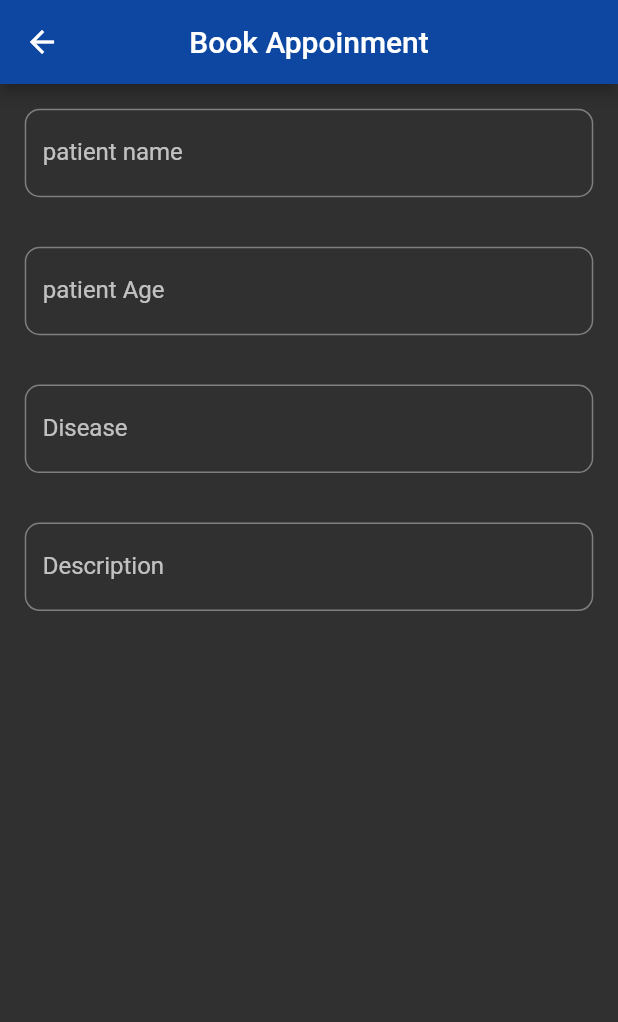
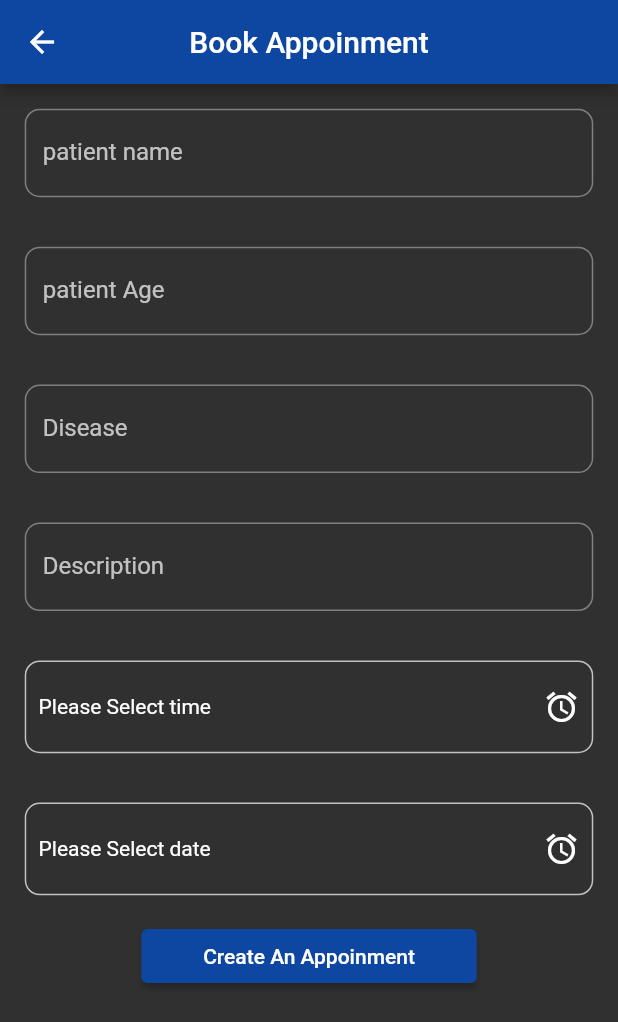
Before and after one commit to SyedAbdalAhmedShah/medifier, a Flutter app: the DoctorDetailScreen screen opened directly with empty values, after a tap on "Book A Appoinment", on a phone screen of 412 x 824 dp. Shown: the top 1022 px of the screen. Run offline on Flutter 3.47's test engine with Material 2 defaults, Android fonts, the light colour scheme and no system bars; our stand-ins replace bloc, cloud_firestore, curved_navigation_bar, firebase_auth, firebase_core, firebase_storage and 14 more; accounts and stored records are empty; project files that could hold a hidden picture were left out.

Commit message:
make appoinment

```diff
--- /dev/null
+++ b/lib/blocs/make_appoinment_bloc/make_appoinment_bloc.dart
@@ -0,0 +1,23 @@
+import 'package:flutter_bloc/flutter_bloc.dart';
+import 'package:medicine_notifier/Repository/api_helper.dart';
+import 'package:medicine_notifier/blocs/make_appoinment_bloc/make_appoinment_event.dart';
+import 'package:medicine_notifier/blocs/make_appoinment_bloc/make_appoinment_state.dart';
+import 'package:medicine_notifier/model/make_appoinment.dart';
+import 'package:medicine_notifier/view/components/user_manager.dart';
+
+class MakeAppoinmentBloc
+    extends Bloc<MakeAppoinmentEvent, MakeAppoinmentState> {
+  ApiHelper api = ApiHelper();
+  MakeAppoinmentBloc() : super(InitialMakeAppoinmentState()) {
+    on<CreateAppoinmentState>((event, emit) async {
+      emit(LoadingMakeAppoinmentState());
+      try {
+        await api.makeAppoinment(
+            data: event.appoinment, uid: UserManager.user.uid!);
+        emit(SuccessFullyMakeAppoinmentState());
+      } catch (error) {
+        FailureMakeAppoinmentState(error: error.toString());
+      }
+    });
+  }
+}
--- /dev/null
+++ b/lib/blocs/make_appoinment_bloc/make_appoinment_event.dart
@@ -0,0 +1,8 @@
+import 'package:medicine_notifier/model/make_appoinment.dart';
+
+abstract class MakeAppoinmentEvent {}
+
+class CreateAppoinmentState extends MakeAppoinmentEvent {
+  final Map<String, dynamic> appoinment;
+  CreateAppoinmentState({required this.appoinment});
+}
--- /dev/null
+++ b/lib/blocs/make_appoinment_bloc/make_appoinment_state.dart
@@ -0,0 +1,15 @@
+import 'package:medicine_notifier/blocs/make_appoinment_bloc/make_appoinment_event.dart';
+
+abstract class MakeAppoinmentState {}
+
+class InitialMakeAppoinmentState extends MakeAppoinmentState {}
+
+class LoadingMakeAppoinmentState extends MakeAppoinmentState {}
+
+class SuccessFullyMakeAppoinmentState extends MakeAppoinmentState {}
+
+class FailureMakeAppoinmentState extends MakeAppoinmentState {
+  final String error;
+
+  FailureMakeAppoinmentState({required this.error});
+}
--- /dev/null
+++ b/lib/model/make_appoinment.dart
@@ -0,0 +1,43 @@
+class MakeAppoinment {
+  String? patientUid;
+  String? pateintName;
+  String? pateintAge;
+  String? disease;
+  String? description;
+  String? time;
+  String? date;
+  String? doctorUid;
+
+  MakeAppoinment({
+    this.patientUid,
+    this.pateintName,
+    this.pateintAge,
+    this.description,
+    this.disease,
+    this.date,
+    this.time,
+    this.doctorUid,
+  });
+
+  MakeAppoinment.fromJson(Map<String, dynamic> json) {
+    pateintName = json['pateintName'];
+    pateintAge = json['pateintAge'];
+    disease = json['disease'];
+    description = json['description'];
+    time = json['time'];
+    date = json['date'];
+    doctorUid = json['doctorUid'];
+  }
+
+  Map<String, dynamic> toJson() {
+    final Map<String, dynamic> data = Map<String, dynamic>();
+    data['pateintName'] = this.pateintName;
+    data['pateintAge'] = this.pateintAge;
+    data['disease'] = this.disease;
+    data['description'] = this.description;
+    data['time'] = this.time;
+    data['date'] = this.date;
+    data['doctorUid'] = this.doctorUid;
+    return data;
+  }
+}
--- a/lib/view/components/alert_box.dart
+++ b/lib/view/components/alert_box.dart
@@ -3,7 +3,9 @@ import 'package:sizer/sizer.dart';
 
 class Alert {
   static dialogBox(
-      {required String errormessage, required BuildContext context}) {
+      {required String errormessage,
+      required BuildContext context,
+      Function()? onTap}) {
     return showDialog(
         context: context,
         builder: (_) => AlertDialog(
@@ -19,7 +21,7 @@ class Alert {
               actionsPadding: EdgeInsets.all(5),
               actions: [
                 GestureDetector(
-                  onTap: () => Navigator.of(context).pop(),
+                  onTap: onTap ?? () => Navigator.of(context).pop(),
                   child: Text(
                     'Ok',
                     style: TextStyle(
--- a/lib/view/screens/patient/book_appoinment/booking_appoinment.dart
+++ b/lib/view/screens/patient/book_appoinment/booking_appoinment.dart
@@ -1,36 +1,177 @@
+import 'dart:ui';
+
+import 'package:flutter/cupertino.dart';
 import 'package:flutter/material.dart';
+import 'package:flutter_bloc/flutter_bloc.dart';
+import 'package:intl/intl.dart';
+import 'package:medicine_notifier/blocs/make_appoinment_bloc/make_appoinment_bloc.dart';
+import 'package:medicine_notifier/blocs/make_appoinment_bloc/make_appoinment_event.dart';
+import 'package:medicine_notifier/blocs/make_appoinment_bloc/make_appoinment_state.dart';
+import 'package:medicine_notifier/model/make_appoinment.dart';
+import 'package:medicine_notifier/sizer.dart';
+import 'package:medicine_notifier/view/components/alert_box.dart';
+import 'package:medicine_notifier/view/components/colors_constant.dart';
 import 'package:medicine_notifier/view/components/custom_text_field_yellow.dart';
+import 'package:medicine_notifier/view/components/my_button.dart';
+import 'package:medicine_notifier/view/components/user_manager.dart';
+import 'package:medicine_notifier/view/page_animation/custom_page_route.dart';
+import 'package:medicine_notifier/view/screens/patient/home_screen.dart';
+import 'package:medicine_notifier/view/screens/patient/nav_bar_screens/nav_bar_all_screens.dart';
+import 'package:sizer/sizer.dart';
 
-class BookingAppoinment extends StatelessWidget {
-  const BookingAppoinment({Key? key}) : super(key: key);
+class BookingAppoinment extends StatefulWidget {
+  final String doctorUid;
+  const BookingAppoinment({required this.doctorUid});
+
+  @override
+  State<BookingAppoinment> createState() => _BookingAppoinmentState();
+}
+
+class _BookingAppoinmentState extends State<BookingAppoinment> {
+  final key = GlobalKey<FormState>();
+  MakeAppoinmentBloc _bloc = MakeAppoinmentBloc();
+  TextEditingController patientNameCont = TextEditingController();
+  TextEditingController patientAgeCont = TextEditingController();
+  TextEditingController diseaseCont = TextEditingController();
+  TextEditingController descriptionCont = TextEditingController();
+
+  String selectedTime = 'Please Select time ';
+  String selectedtDate = 'Please Select date ';
 
   @override
   Widget build(BuildContext context) {
     return Scaffold(
-      appBar: AppBar(centerTitle: true, title: Text('Book Appoinment')),
-      body: Column(
+        appBar: AppBar(centerTitle: true, title: Text('Book Appoinment')),
+        body: BlocConsumer(
+            bloc: _bloc,
+            builder: (context, state) {
+              return _buildBody();
+            },
+            listener: (context, state) {
+              if (state is FailureMakeAppoinmentState) {
+                Alert.dialogBox(errormessage: state.error, context: context);
+              }
+              if (state is SuccessFullyMakeAppoinmentState) {
+                Alert.dialogBox(
+                    errormessage: "your Appoinment Added SuccessFully",
+                    context: context,
+                    onTap: () => Navigator.of(context).pushAndRemoveUntil(
+                        CustomPageRoute(child: (NavBarScreens())),
+                        (route) => false));
+              }
+            }));
+  }
+
+  Form _buildBody() {
+    return Form(
+      key: key,
+      autovalidateMode: AutovalidateMode.onUserInteraction,
+      child: Column(
         children: [
           CustomeTextFieldWthOrangeBorder(
+              controller: patientNameCont,
               bordarRadius: 10,
               labelName: 'patient name',
               validator: (value) {}),
           CustomeTextFieldWthOrangeBorder(
+              controller: patientAgeCont,
               bordarRadius: 10,
               keyoardType: TextInputType.number,
               labelName: 'patient Age',
               validator: (value) {}),
           CustomeTextFieldWthOrangeBorder(
+              controller: diseaseCont,
               bordarRadius: 10,
               keyoardType: TextInputType.number,
               labelName: 'Disease',
               validator: (value) {}),
           CustomeTextFieldWthOrangeBorder(
+              controller: descriptionCont,
               bordarRadius: 10,
               keyoardType: TextInputType.number,
               labelName: 'Description',
               validator: (value) {}),
+          InkWell(
+            onTap: _timePicker,
+            child: pickTimeWidget(time: selectedTime),
+          ),
+          InkWell(
+            onTap: _datePikcer,
+            child: pickTimeWidget(time: selectedtDate),
+          ),
+          ElevatedButton(
+              style: ElevatedButton.styleFrom(
+                  primary: kPrimaryColor,
+                  padding: EdgeInsets.symmetric(horizontal: 10.w)),
+              onPressed: () {
+                // MakeAppoinment appoinment = MakeAppoinment(
+                //   pateintName: patientNameCont.text.trim(),
+                //   pateintAge: patientNameCont.text.trim(),
+                //   patientUid: UserManager.user.uid,
+                //   disease: diseaseCont.text.trim(),
+                //   doctorUid: widget.doctorUid,
+                //   description: descriptionCont.text,
+                //   date: selectedtDate,
+                //   time: selectedTime,
+                // );
+
+                Map<String, dynamic> appoinment = {
+                  'pateintName': patientNameCont.text.trim(),
+                  'pateintAge': patientAgeCont.text.trim(),
+                  'disease': diseaseCont.text.trim(),
+                  'description': descriptionCont.text,
+                  'time': selectedTime,
+                  'date': selectedtDate,
+                  'doctorUid': widget.doctorUid,
+                  'patientUid': UserManager.user.uid
+                };
+                _bloc.add(CreateAppoinmentState(appoinment: appoinment));
+              },
+              child: _bloc.state is LoadingMakeAppoinmentState
+                  ? Center(child: CupertinoActivityIndicator())
+                  : Text('Create An Appoinment'))
         ],
       ),
     );
   }
+
+  _datePikcer() async {
+    final date = await showDatePicker(
+      context: context,
+      initialDate: DateTime.now(),
+      firstDate: DateTime(2000),
+      lastDate: DateTime(2050),
+    );
+
+    final formateddate = DateFormat('dd/MM/yyyy').format(date!);
+
+    print(formateddate.toString());
+    setState(() {
+      selectedtDate = formateddate.toString();
+    });
+  }
+
+  _timePicker() async {
+    TimeOfDay? time = await showTimePicker(
+        context: context, initialTime: TimeOfDay.fromDateTime(DateTime.now()));
+    setState(() {
+      selectedTime = time!.format(context);
+    });
+    print(time!.format(context));
+  }
+
+  Container pickTimeWidget({required String time}) {
+    return Container(
+      height: 7.5.h,
+      margin: EdgeInsets.all(12.sp),
+      padding: EdgeInsets.symmetric(horizontal: 2.w),
+      decoration: BoxDecoration(
+          borderRadius: BorderRadiusDirectional.circular(10),
+          border: Border.all(color: kTextColor)),
+      child: Row(
+        mainAxisAlignment: MainAxisAlignment.spaceBetween,
+        children: [Text(time), Icon(Icons.alarm)],
+      ),
+    );
+  }
 }
--- a/lib/view/screens/patient/doctor_detail_screen.dart
+++ b/lib/view/screens/patient/doctor_detail_screen.dart
@@ -103,8 +103,10 @@ class DoctorDetailScreen extends StatelessWidget {
                 padding: EdgeInsets.symmetric(horizontal: size.width * 0.1),
                 primary: kPrimaryColor),
             onPressed: () {
-              Navigator.of(context)
-                  .push(CustomPageRoute(child: BookingAppoinment()));
+              Navigator.of(context).push(CustomPageRoute(
+                  child: BookingAppoinment(
+                doctorUid: doctorModel.uid!,
+              )));
             },
             child: Text('Book A Appoinment')),
       ),
--- a/lib/view/screens/patient/home_screen.dart
+++ b/lib/view/screens/patient/home_screen.dart
@@ -174,11 +174,7 @@ class _ProgressScreenState extends State<ProgressScreen> {
                       primary: kPrimaryColor,
                       padding:
                           EdgeInsets.symmetric(horizontal: size.width * 0.08)),
-                  onPressed: () {
-                    print("doctor id issss ${doctor.uid}");
-                    ApiHelper().makeAppoinment(
-                        uid: UserManager.user.uid!, doctorID: doctor.uid!);
-                  },
+                  onPressed: () {},
                   child: Text('book'),
                 )
               ],
```
Also changed, not shown: lib/Repository/api_helper.dart (+11 -4 lines).
